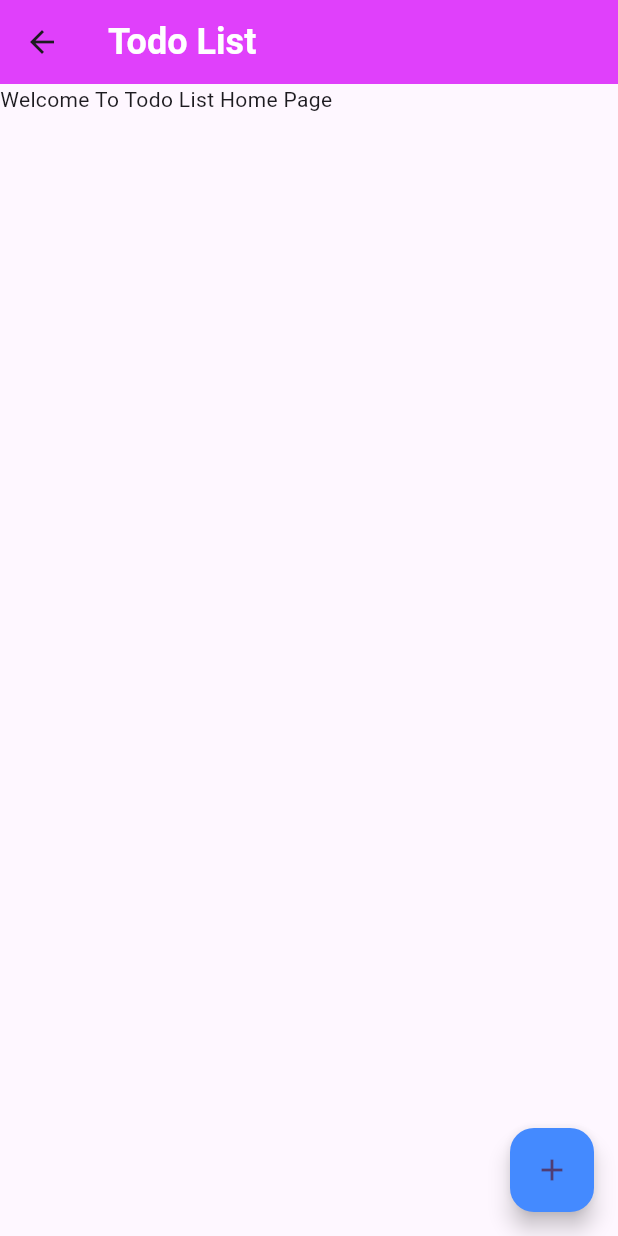
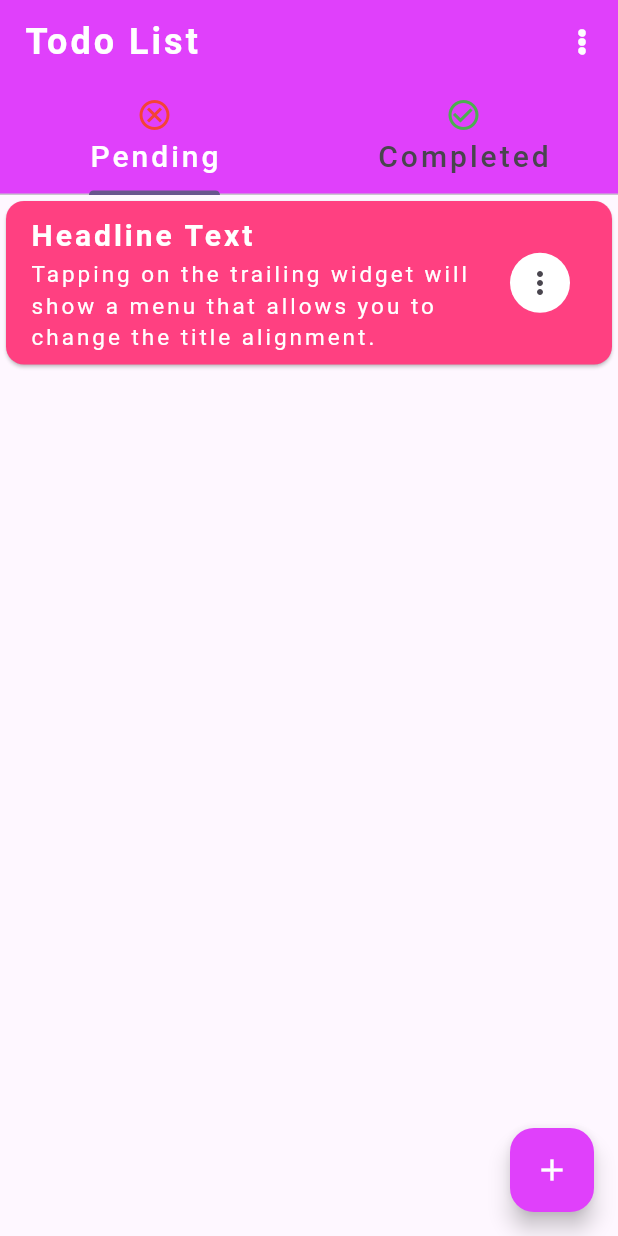
Before and after one commit to tajutechgh/todo_app, a Flutter app: the HomeScreen screen opened directly, on a phone screen of 412 x 824 dp. Run offline on Flutter 3.47's test engine with Material 3 defaults, Android fonts, the phone set to English and light mode, and no system bars.

Commit message:
added home screen ui

```diff
--- a/lib/main.dart
+++ b/lib/main.dart
@@ -1,5 +1,5 @@
 import 'package:flutter/material.dart';
-import 'package:todo_app/screens/auth/login_screen.dart';
+import 'package:todo_app/screens/home_screen.dart';
 
 void main() {
   runApp(const MyApp());
@@ -19,7 +19,7 @@ class MyApp extends StatelessWidget {
         colorScheme: ColorScheme.fromSeed(seedColor: Colors.deepPurple),
       ),
 
-      home: const LoginScreen(),
+      home: const HomeScreen(),
 
       debugShowCheckedModeBanner: false,
     );
--- a/lib/screens/home_screen.dart
+++ b/lib/screens/home_screen.dart
@@ -1,4 +1,7 @@
 import 'package:flutter/material.dart';
+import 'package:todo_app/screens/widgets/cascading_menu_widget.dart';
+import 'package:todo_app/screens/widgets/completed_todo_widget.dart';
+import 'package:todo_app/screens/widgets/pending_todo_widget.dart';
 
 class HomeScreen extends StatefulWidget {
 
@@ -8,7 +11,21 @@ class HomeScreen extends StatefulWidget {
   State<HomeScreen> createState() => _HomeScreenState();
 }
 
-class _HomeScreenState extends State<HomeScreen> {
+class _HomeScreenState extends State<HomeScreen> with TickerProviderStateMixin {
+
+  late final TabController _tabController;
+
+  @override
+  void initState() {
+    super.initState();
+    _tabController = TabController(length: 2, vsync: this);
+  }
+
+  @override
+  void dispose() {
+    _tabController.dispose();
+    super.dispose();
+  }
 
   @override
   Widget build(BuildContext context) {
@@ -21,21 +38,42 @@ class _HomeScreenState extends State<HomeScreen> {
              color: Colors.white,
              fontSize: 24,
              fontWeight: FontWeight.bold,
+             letterSpacing: 2,
            ),
          ),
+        actions: [
+          CascadingMenuWidget()
+        ],
+        bottom: TabBar(
+          controller: _tabController,
+          labelStyle: TextStyle(
+              fontSize: 20,
+              color: Colors.white,
+              letterSpacing: 2,
+          ),
+          tabs: [
+            Tab(icon: Icon(Icons.cancel_outlined, color: Colors.red,), text: "Pending",),
+            Tab(icon: Icon(Icons.check_circle_outline, color: Colors.green,), text: "Completed",),
+          ],
+        ),
         backgroundColor: Colors.purpleAccent,
       ),
-      body: Column(
+      body: TabBarView(
+        controller: _tabController,
         children: [
-          Text("Welcome To Todo List Home Page"),
+          Center(child: PendingTodoWidget()),
+          Center(child: CompletedTodoWidget()),
         ],
       ),
       floatingActionButton: FloatingActionButton(
         onPressed: (){
 
         },
-        backgroundColor: Colors.blueAccent,
-        child: Icon(Icons.add),
+        backgroundColor: Colors.purpleAccent,
+        child: Icon(
+          Icons.add,
+          color: Colors.white,
+        ),
       ),
     );
   }
--- /dev/null
+++ b/lib/screens/widgets/cascading_menu_widget.dart
@@ -0,0 +1,79 @@
+import 'package:flutter/material.dart';
+import 'package:todo_app/screens/auth/login_screen.dart';
+
+class CascadingMenuWidget extends StatefulWidget {
+
+  const CascadingMenuWidget({super.key});
+
+  @override
+  State<CascadingMenuWidget> createState() => _CascadingMenuWidgetState();
+}
+
+class _CascadingMenuWidgetState extends State<CascadingMenuWidget> {
+
+  final FocusNode _buttonFocusNode = FocusNode(debugLabel: 'Menu Button');
+
+  @override
+  void dispose() {
+    _buttonFocusNode.dispose();
+    super.dispose();
+  }
+
+  @override
+  Widget build(BuildContext context) {
+
+    return MenuAnchor(
+
+      childFocusNode: _buttonFocusNode,
+
+      menuChildren: [
+        MenuItemButton(
+            onPressed: () {
+              Navigator.push(
+                context,
+                MaterialPageRoute(
+                  builder: (context) {
+                    return LoginScreen();
+                  },
+                ),
+              );
+            },
+            child: Text(
+                'Logout',
+                 style: TextStyle(
+                   letterSpacing: 2,
+                   fontSize: 15,
+                   fontWeight: FontWeight.bold,
+                 ),
+            )
+        ),
+      ],
+
+      builder: (_, MenuController controller, Widget? child) {
+
+        return IconButton(
+
+          focusNode: _buttonFocusNode,
+
+          onPressed: () {
+
+            if (controller.isOpen) {
+
+              controller.close();
+
+            } else {
+
+              controller.open();
+            }
+          },
+
+          icon: const Icon(
+              Icons.more_vert,
+              color: Colors.white,
+              fontWeight: FontWeight.bold,
+          ),
+        );
+      },
+    );
+  }
+}
--- /dev/null
+++ b/lib/screens/widgets/pending_todo_widget.dart
@@ -0,0 +1,96 @@
+import 'package:flutter/material.dart';
+
+class PendingTodoWidget extends StatefulWidget {
+
+  const PendingTodoWidget({super.key});
+
+  @override
+  State<PendingTodoWidget> createState() => _PendingTodoWidgetState();
+}
+
+class _PendingTodoWidgetState extends State<PendingTodoWidget> {
+
+  ListTileTitleAlignment? titleAlignment;
+
+  @override
+  Widget build(BuildContext context) {
+
+    return Column(
+      children: [
+        Card(
+          color: Colors.pinkAccent,
+          child: ListTile(
+            titleAlignment: titleAlignment,
+            title: Text(
+                'Headline Text',
+                style: TextStyle(
+                  fontSize: 20,
+                  fontWeight: FontWeight.bold,
+                  letterSpacing: 2,
+                  color: Colors.white
+                ),
+            ),
+            subtitle: Text(
+              'Tapping on the trailing widget will show a menu that allows you to change the title alignment. ',
+              style: TextStyle(
+                fontSize: 15,
+                letterSpacing: 2,
+                color: Colors.white
+              ),
+            ),
+            trailing: PopupMenuButton<ListTileTitleAlignment>(
+              style: ButtonStyle(
+                backgroundColor: WidgetStateProperty.all(Colors.white),
+                elevation: WidgetStateProperty.all(4),
+              ),
+              onSelected: (ListTileTitleAlignment? value) {
+                setState(() {
+                  titleAlignment = value;
+                });
+              },
+              itemBuilder: (BuildContext context) =>
+              <PopupMenuEntry<ListTileTitleAlignment>>[
+                PopupMenuItem<ListTileTitleAlignment>(
+                  onTap: (){
+
+                  },
+                  value: ListTileTitleAlignment.threeLine,
+                  child: Row(
+                    children: [
+                      Icon(Icons.edit, color: Colors.green, size: 30,),
+                      Text("Edit", style: TextStyle(fontSize: 15, letterSpacing: 2),)
+                    ],
+                  ),
+                ),
+                PopupMenuItem<ListTileTitleAlignment>(
+                  onTap: (){
+
+                  },
+                  value: ListTileTitleAlignment.titleHeight,
+                  child: Row(
+                    children: [
+                      Icon(Icons.delete, color: Colors.red, size: 30,),
+                      Text("Delete", style: TextStyle(fontSize: 15, letterSpacing: 2),)
+                    ],
+                  ),
+                ),
+                PopupMenuItem<ListTileTitleAlignment>(
+                  onTap: (){
+
+                  },
+                  value: ListTileTitleAlignment.top,
+                  child: Row(
+                    children: [
+                      Icon(Icons.check_circle_outline, color: Colors.green, size: 30,),
+                      Text("Complete", style: TextStyle(fontSize: 15, letterSpacing: 2),)
+                    ],
+                  ),
+                ),
+              ],
+            ),
+          ),
+        ),
+      ],
+    );
+  }
+}
```
Also changed, not shown: lib/screens/widgets/completed_todo_widget.dart (added, +96 -0 lines).
